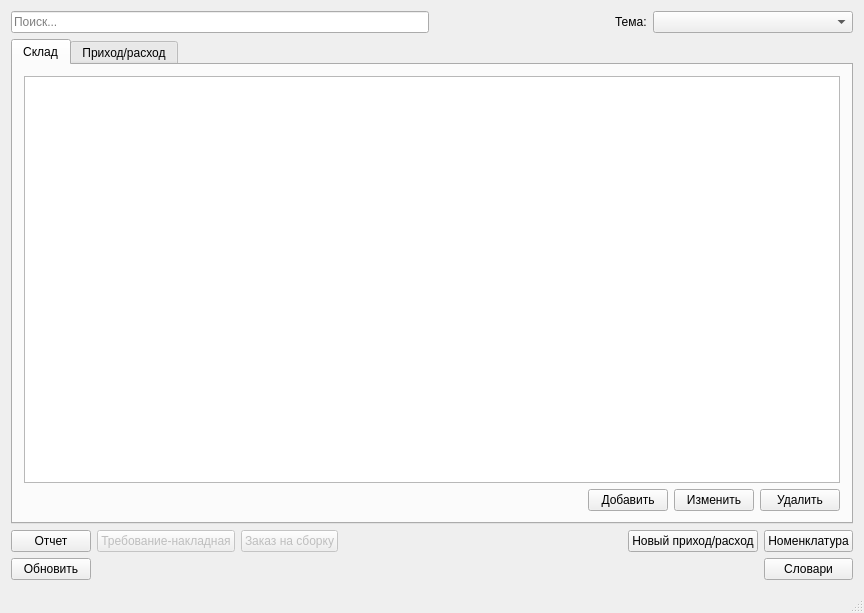
This is mainwindow.ui in igrekus/depot as Qt 5 draws it before an edit. The edited form follows.
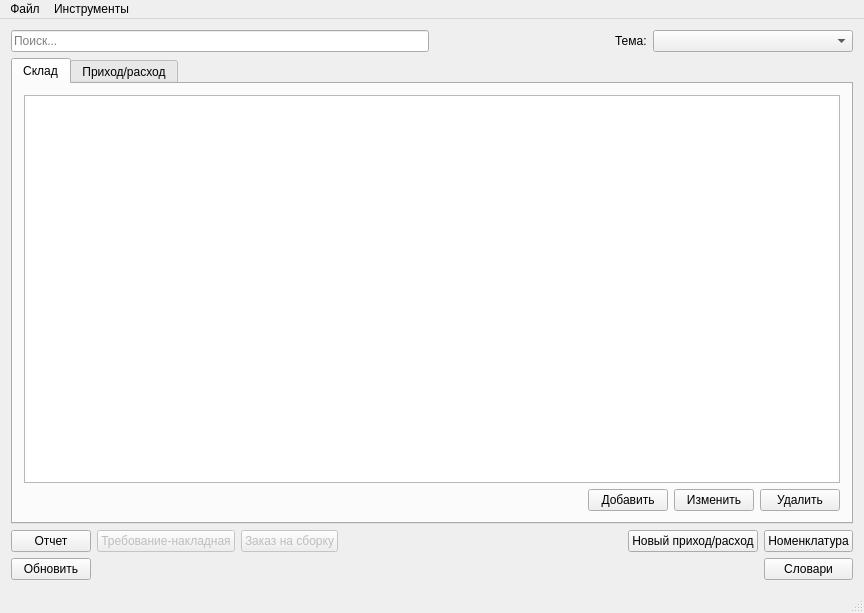
This is the edited form.

Patch:
```diff
--- a/mainwindow.ui
+++ b/mainwindow.ui
@@ -289,6 +289,34 @@
    </layout>
   </widget>
   <widget class="QStatusBar" name="statusBar"/>
+  <widget class="QMenuBar" name="menuBar">
+   <property name="geometry">
+    <rect>
+     <x>0</x>
+     <y>0</y>
+     <width>864</width>
+     <height>18</height>
+    </rect>
+   </property>
+   <widget class="QMenu" name="menuFile">
+    <property name="title">
+     <string>Файл</string>
+    </property>
+    <addaction name="actExit"/>
+   </widget>
+   <widget class="QMenu" name="menuTools">
+    <property name="title">
+     <string>Инструменты</string>
+    </property>
+   </widget>
+   <addaction name="menuFile"/>
+   <addaction name="menuTools"/>
+  </widget>
+  <action name="actExit">
+   <property name="text">
+    <string>Выйти</string>
+   </property>
+  </action>
  </widget>
  <layoutdefault spacing="6" margin="11"/>
  <resources/>
```
Left out of the diff: 19 changed lines with no effect on the pictures.
